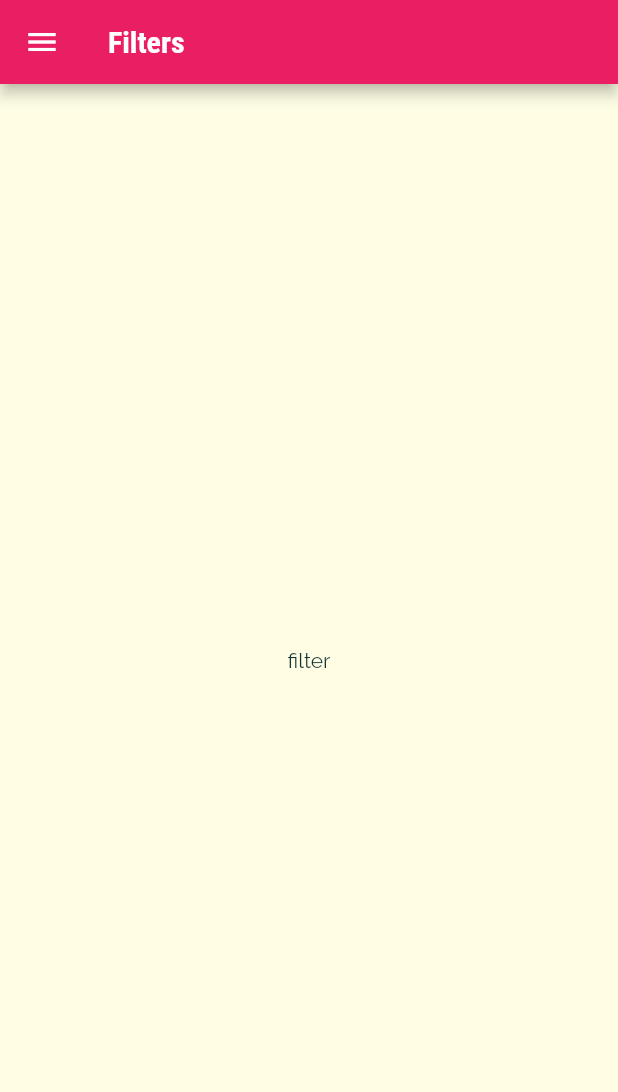
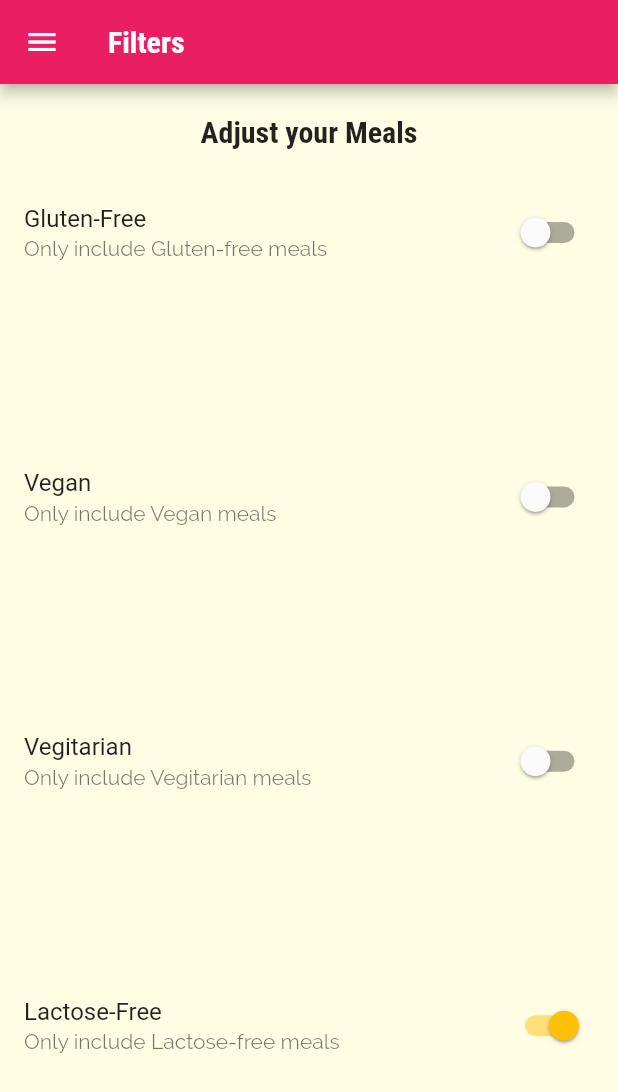
Before and after one commit to samridhav14/mealsapp, a Flutter app: the FilterScreen screen opened by its route, on a phone screen of 412 x 824 dp. Shown: the top 1092 px of the screen. Run offline on Flutter 3.47's test engine with Material 2 defaults, Android fonts, the phone set to English and light mode, and no system bars.

```diff
--- a/lib/screens/category_meals_screen.dart
+++ b/lib/screens/category_meals_screen.dart
@@ -27,6 +27,7 @@ class _CategoryMealsScreenState extends State<CategoryMealsScreen> {
   }
   // it runs whenever dependancies of this state change
 // so it overwrite the removal part we need to control it
+// we used did change dependency init cant use context
  @override
   void didChangeDependencies() {
     super.didChangeDependencies();
--- a/lib/screens/filters.dart
+++ b/lib/screens/filters.dart
@@ -1,22 +1,94 @@
 import 'package:flutter/material.dart';
 import '../widgets/main_drawer.dart';
 
+class FilterScreen extends StatefulWidget {
+  const FilterScreen({Key key}) : super(key: key);
+  static const routeName = '/filters-screen';
 
-class FilterScreen extends StatelessWidget {
-  const FilterScreen({Key key}) : super(key: key);
-static const routeName='/filters-screen';
+  @override
+  State<FilterScreen> createState() => _FilterScreenState();
+}
+
+class _FilterScreenState extends State<FilterScreen> {
+  var _GlutenFree = false;
+  var _Vegan = false;
+  var _Vegetarian = false;
+  var _LactoseFree = true;
+  // using builder to decrease size of the code
+  Widget _builder(
+      String title, String subtitle, bool currentvalue, Function updateValue) {
+        // using expanded so that we can use list view easily
+   return Expanded(
+        child: ListView(
+      children: <Widget>[
+        SwitchListTile(
+          title: Text(title),
+          value: currentvalue,
+          subtitle: Text(subtitle),
+          onChanged: updateValue,
+        )
+      ],
+    ));
+  }
 
   @override
   Widget build(BuildContext context) {
     return Scaffold(
-      appBar: AppBar(
-        title: Text('Filters'),
-      ),
-      drawer: MainDrawer(),
-      body: Center(
-        child:
-        Text('filter'),
-      ),
-    );
+        appBar: AppBar(
+          title: Text('Filters'),
+        ),
+        drawer: MainDrawer(),
+        body: Column(
+          children: [
+            Container(
+              padding: EdgeInsets.all(20),
+              child: Text(
+                'Adjust your Meals',
+                style: Theme.of(context).textTheme.titleLarge,
+              ),
+            ),
+               _builder(
+              'Gluten-Free',
+              'Only include Gluten-free meals',
+              _GlutenFree,
+              (newValue) {
+                setState(() {
+                  _GlutenFree = newValue;
+                });
+              },
+            ),
+            _builder(
+              'Vegan',
+              'Only include Vegan meals',
+              _Vegan,
+              (newValue) {
+                setState(() {
+                  _Vegan= newValue;
+                });
+              },
+            ),
+            _builder(
+              'Vegitarian',
+              'Only include Vegitarian meals',
+              _Vegetarian,
+              (newValue) {
+                setState(() {
+                  _Vegetarian = newValue;
+                });
+              },
+            ),
+            _builder(
+              'Lactose-Free',
+              'Only include Lactose-free meals',
+              _LactoseFree,
+              (newValue) {
+                setState(() {
+                  _LactoseFree = newValue;
+                });
+              },
+            ),
+
+          ],
+        ));
   }
 }
```
